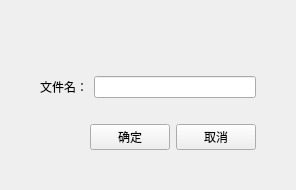
This is inputtextwidget.ui in XD-SOFT/XDCalendar_Alpha as Qt 5 draws it before an edit. The edited form follows.
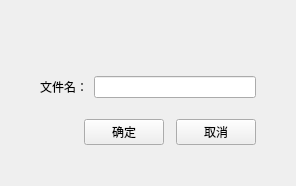
This is the edited form. Custom widgets are drawn as their Qt base class.

Commit message: 调整部分窗口ui 位置和大小

The edit to the form file:
```diff
--- a/inputtextwidget.ui
+++ b/inputtextwidget.ui
@@ -54,7 +54,7 @@
       <number>10</number>
      </property>
      <property name="bottomMargin">
-      <number>20</number>
+      <number>15</number>
      </property>
      <item>
       <widget class="QLabel" name="label">
@@ -93,6 +93,22 @@
        </property>
       </widget>
      </item>
+     <item>
+      <spacer name="horizontalSpacer_3">
+       <property name="orientation">
+        <enum>Qt::Horizontal</enum>
+       </property>
+       <property name="sizeType">
+        <enum>QSizePolicy::Fixed</enum>
+       </property>
+       <property name="sizeHint" stdset="0">
+        <size>
+         <width>6</width>
+         <height>20</height>
+        </size>
+       </property>
+      </spacer>
+     </item>
      <item>
       <widget class="QPushButton" name="pCancelBtn">
        <property name="text">
```
Left out of the diff: 2 changed lines with no effect on the pictures. The commit also changes 6 other files.
